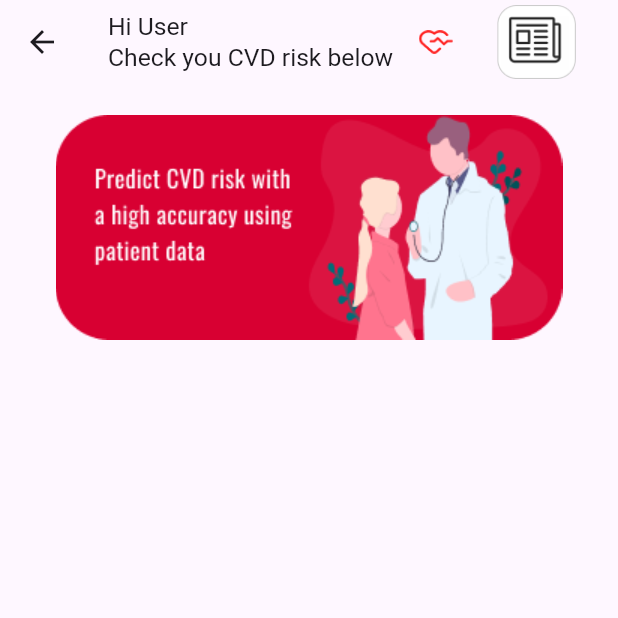
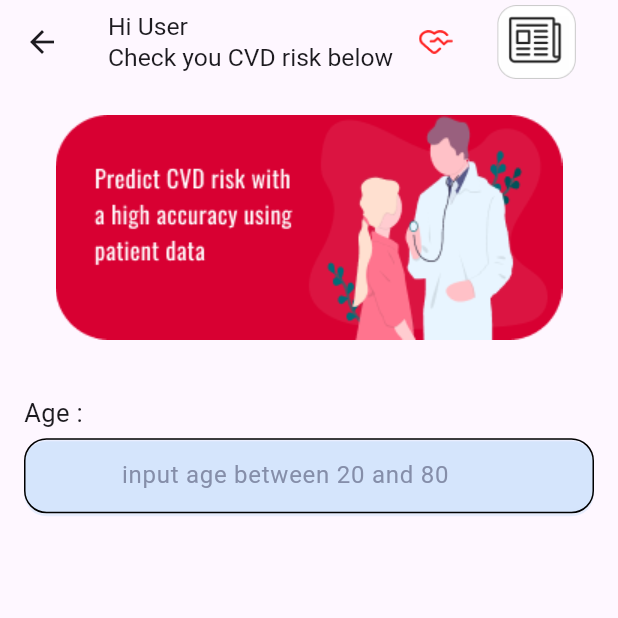
Before and after one commit to tasheera/CVD_Risk_Analyser, a Flutter app: the UserInputScreen screen opened directly, on a phone screen of 412 x 824 dp, the top half of it. Run offline on Flutter 3.47's test engine with Material 3 defaults, Android fonts, the phone set to English and light mode, and no system bars; Roboto replaces fonts that are missing (Oswald).

Commit message:
create age input filed and its data validation function

```diff
--- a/lib/screens/user_data_input_screen.dart
+++ b/lib/screens/user_data_input_screen.dart
@@ -1,4 +1,6 @@
 import 'package:flutter/material.dart';
+
+import 'input_screen_functions.dart';
 
 class UserInputScreen extends StatefulWidget {
   final String name;
@@ -9,6 +11,13 @@ class UserInputScreen extends StatefulWidget {
 }
 
 class _UserInputScreenState extends State<UserInputScreen> {
+
+  final GlobalKey <FormState> _formKey =GlobalKey();// create global key object form key validate
+
+  final TextEditingController _ageCVDController = TextEditingController(); // controller for age text field
+
+
+
   @override
   Widget build(BuildContext context) {
     double iconSize = MediaQuery.of(context).size.width * 0.08; // return current screen width
@@ -52,6 +61,23 @@ class _UserInputScreenState extends State<UserInputScreen> {
               ),
             ),
 
+            Form(
+                key: _formKey, // assign key of the foam widget which is created in above
+                child: Container(
+                  margin: EdgeInsets.all(16),
+                  child: Column(
+                    crossAxisAlignment: CrossAxisAlignment.start,// left align text
+                    children: [
+
+                    buildRiskInputField("Age :","input age between 20 and 80", _isValidAge,"Age should be between 20 and 80",TextInputType.number,_ageCVDController), // create input field
+
+
+
+
+                    ],
+                  ),
+                ),
+              ),
           ],
         ),
       ),
@@ -60,3 +86,16 @@ class _UserInputScreenState extends State<UserInputScreen> {
     );
   }
 }
+
+
+// input data vaidation
+
+bool _isValidAge(String input) {
+  try {
+        int age = int.parse(input);  // check input is int or not
+        return age >= 1 && age <= 120; // check reasonable range
+  } catch (e) {
+
+    return false; // if there is any error ,return false
+  }
+}
```
